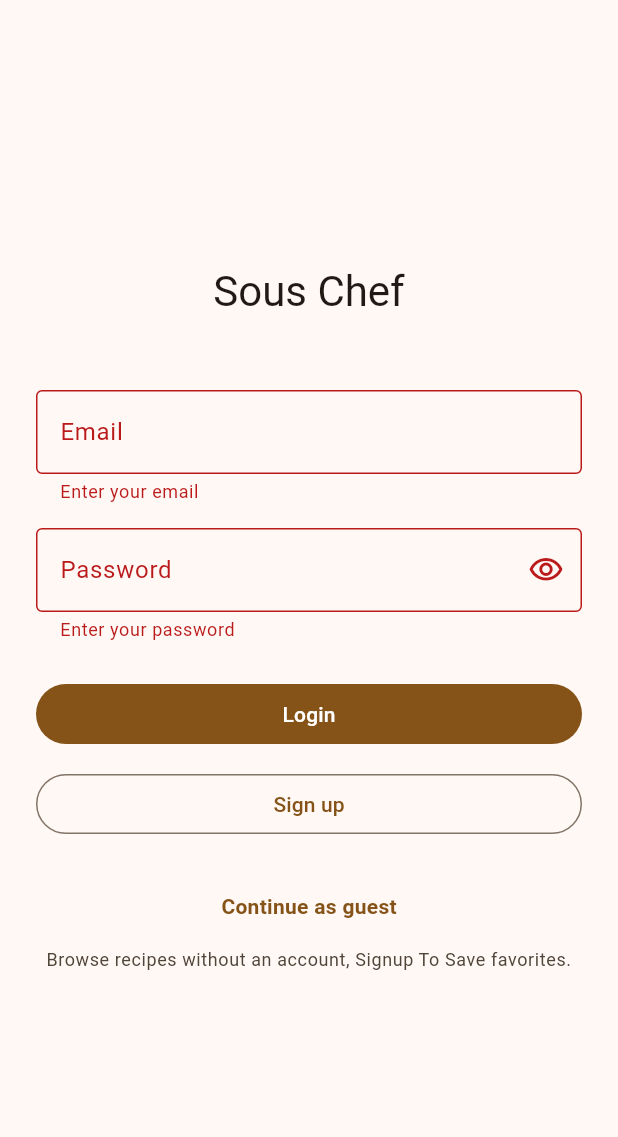
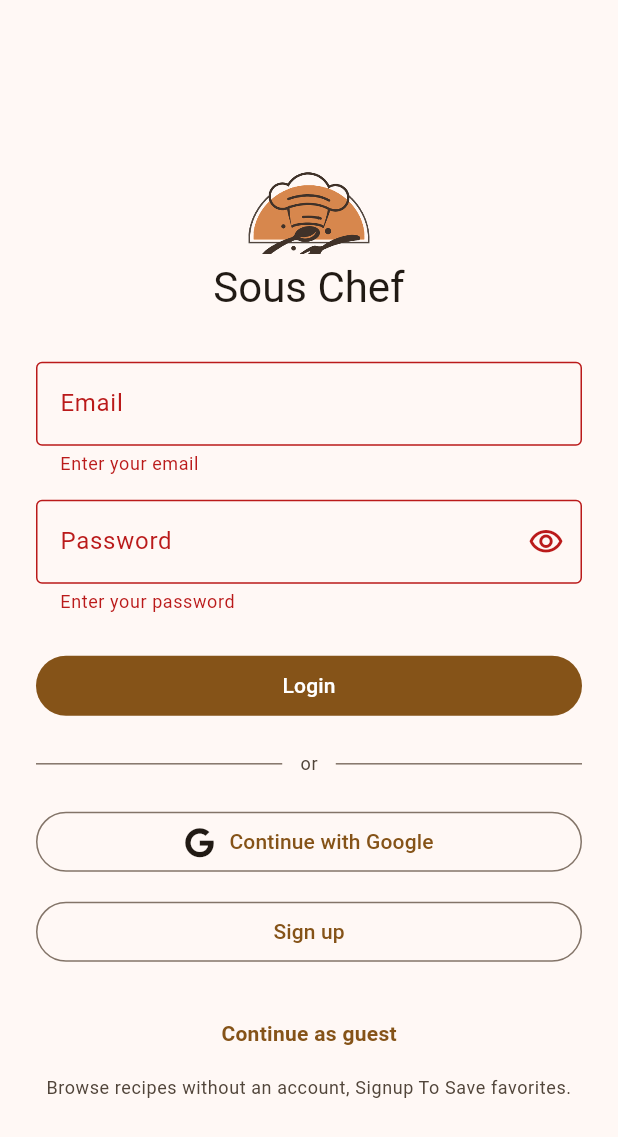
Before and after one commit to sanjayn2096/RecipeAI-flutter, a Flutter app: the screen it shows after launch, after a tap on "Login", on a phone screen of 412 x 824 dp. Shown: the top 1137 px of the screen. Run offline on Flutter 3.47's test engine with Material 3 defaults, Android fonts, the phone set to English and light mode, and no system bars; our stand-ins replace cloud_firestore, firebase_auth, firebase_core, flutter_riverpod, font_awesome_flutter, go_router and 4 more; accounts and stored records are empty; project files that could hold a hidden picture were left out.

Commit message:
Added Google SSO and logo changes

```diff
--- a/lib/screens/home_shell_screen.dart
+++ b/lib/screens/home_shell_screen.dart
@@ -6,6 +6,7 @@ import '../core/pantry_items.dart';
 import '../view_models/home_view_model.dart';
 import '../view_models/recipe_view_model.dart';
 import '../widgets/favorite_recipes_list_view.dart';
+import '../widgets/sous_chef_brand.dart';
 import '../widgets/guest_signup_prompt.dart';
 import 'recipe_flow_screen.dart';
 
@@ -95,7 +96,9 @@ class _HomeShellScreenState extends State<HomeShellScreen> {
           appBar: _currentIndex == 1
               ? null
               : AppBar(
-                  title: Text(_appBarTitle),
+                  title: _currentIndex == 0
+                      ? const SousChefInlineTitle()
+                      : Text(_appBarTitle),
                   actions: [
                     if (!isGuest)
                       IconButton(
--- a/lib/screens/login_screen.dart
+++ b/lib/screens/login_screen.dart
@@ -1,7 +1,9 @@
 import 'package:flutter/material.dart';
+import 'package:font_awesome_flutter/font_awesome_flutter.dart';
 import 'package:go_router/go_router.dart';
 
-import '../core/app_strings.dart';
+import '../view_models/login_view_model.dart';
+import '../widgets/sous_chef_brand.dart';
 
 class LoginScreen extends StatefulWidget {
   const LoginScreen({
@@ -10,7 +12,7 @@ class LoginScreen extends StatefulWidget {
     required this.onSignupTap,
   });
 
-  final dynamic loginViewModel;
+  final LoginViewModel loginViewModel;
   final VoidCallback onSignupTap;
 
   @override
@@ -22,6 +24,7 @@ class _LoginScreenState extends State<LoginScreen> {
   final _passwordController = TextEditingController();
 
   bool _obscurePassword = true;
+  bool _googleSigningIn = false;
   String? _emailError;
   String? _passwordError;
 
@@ -99,12 +102,8 @@ class _LoginScreenState extends State<LoginScreen> {
             mainAxisAlignment: MainAxisAlignment.center,
             crossAxisAlignment: CrossAxisAlignment.stretch,
             children: [
-              Text(
-                AppStrings.appName,
-                style: Theme.of(context).textTheme.headlineMedium,
-                textAlign: TextAlign.center,
-              ),
-              const SizedBox(height: 48),
+              const SousChefLoginHeader(),
+              const SizedBox(height: 32),
               TextField(
                 controller: _emailController,
                 decoration: InputDecoration(
@@ -180,6 +179,47 @@ class _LoginScreenState extends State<LoginScreen> {
                 onPressed: () => _submitLogin(context),
                 child: const Text('Login'),
               ),
+              const SizedBox(height: 20),
+              Row(
+                children: [
+                  Expanded(child: Divider(color: Theme.of(context).dividerColor)),
+                  Padding(
+                    padding: const EdgeInsets.symmetric(horizontal: 12),
+                    child: Text(
+                      'or',
+                      style: Theme.of(context).textTheme.bodySmall?.copyWith(
+                            color: Theme.of(context).colorScheme.onSurfaceVariant,
+                          ),
+                    ),
+                  ),
+                  Expanded(child: Divider(color: Theme.of(context).dividerColor)),
+                ],
+              ),
+              const SizedBox(height: 20),
+              OutlinedButton(
+                onPressed: _googleSigningIn
+                    ? null
+                    : () => _submitGoogleSignIn(context),
+                child: _googleSigningIn
+                    ? const SizedBox(
+                        height: 22,
+                        width: 22,
+                        child: CircularProgressIndicator(strokeWidth: 2),
+                      )
+                    : Row(
+                        mainAxisAlignment: MainAxisAlignment.center,
+                        mainAxisSize: MainAxisSize.min,
+                        children: [
+                          FaIcon(
+                            FontAwesomeIcons.google,
+                            size: 20,
+                            color: Theme.of(context).colorScheme.onSurface,
+                          ),
+                          const SizedBox(width: 10),
+                          const Text('Continue with Google'),
+                        ],
+                      ),
+              ),
               const SizedBox(height: 12),
               OutlinedButton(
                 onPressed: widget.onSignupTap,
@@ -235,4 +275,11 @@ class _LoginScreenState extends State<LoginScreen> {
       // Navigation handled by parent
     }
   }
+
+  Future<void> _submitGoogleSignIn(BuildContext context) async {
+    setState(() => _googleSigningIn = true);
+    widget.loginViewModel.clearError();
+    await widget.loginViewModel.signInWithGoogle();
+    if (mounted) setState(() => _googleSigningIn = false);
+  }
 }
--- a/lib/screens/signup_screen.dart
+++ b/lib/screens/signup_screen.dart
@@ -1,4 +1,6 @@
 import 'package:flutter/material.dart';
+
+import '../widgets/sous_chef_brand.dart';
 
 class SignupScreen extends StatefulWidget {
   const SignupScreen({
@@ -145,6 +147,8 @@ class _SignupScreenState extends State<SignupScreen> {
                         child: Column(
                           crossAxisAlignment: CrossAxisAlignment.stretch,
                           children: [
+              const SousChefLoginHeader(),
+              const SizedBox(height: 32),
               TextField(
                 controller: _emailController,
                 decoration: InputDecoration(
--- a/lib/screens/splash_screen.dart
+++ b/lib/screens/splash_screen.dart
@@ -2,7 +2,7 @@ import 'package:flutter/foundation.dart';
 import 'package:flutter/material.dart';
 import 'package:go_router/go_router.dart';
 
-import '../core/app_strings.dart';
+import '../widgets/sous_chef_brand.dart';
 
 class SplashScreen extends StatefulWidget {
   const SplashScreen({super.key, required this.loginViewModel});
@@ -51,18 +51,12 @@ class _SplashScreenState extends State<SplashScreen> {
   @override
   Widget build(BuildContext context) {
     return Scaffold(
-      body: Center(
-        child: Column(
-          mainAxisAlignment: MainAxisAlignment.center,
-          children: [
-            const CircularProgressIndicator(),
-            const SizedBox(height: 24),
-            Text(
-              AppStrings.sendingTastyRecipes,
-              style: Theme.of(context).textTheme.titleMedium,
-              textAlign: TextAlign.center,
-            ),
-          ],
+      body: SafeArea(
+        child: Center(
+          child: Padding(
+            padding: const EdgeInsets.symmetric(horizontal: 24),
+            child: SousChefSplashContent(),
+          ),
         ),
       ),
     );
--- /dev/null
+++ b/lib/widgets/sous_chef_brand.dart
@@ -0,0 +1,115 @@
+import 'package:flutter/material.dart';
+
+import '../core/app_strings.dart';
+
+/// Asset path for the Sous Chef logo (square PNG: mark + wordmark + tagline).
+const String kSousChefLogoAsset = 'assets/sous_chef_logo.png';
+
+/// Fraction of [kSousChefLogoAsset] height used for the icon-only mark (top portion).
+const double _kLogoMarkHeightFactor = 0.56;
+
+/// Chef hat + utensils only — top slice of the square logo, for inline headers.
+class SousChefLogoMark extends StatelessWidget {
+  const SousChefLogoMark({super.key, this.size = 45});
+
+  final double size;
+
+  @override
+  Widget build(BuildContext context) {
+    // Width-only box: [Align.heightFactor] sizes height to the visible slice only
+    // (avoids a tall empty band under the clipped graphic).
+    return SizedBox(
+      width: size,
+      child: ClipRect(
+        child: Align(
+          alignment: Alignment.topCenter,
+          heightFactor: _kLogoMarkHeightFactor,
+          child: Image.asset(
+            kSousChefLogoAsset,
+            width: size * 1.15,
+            fit: BoxFit.fitWidth,
+            filterQuality: FilterQuality.high,
+          ),
+        ),
+      ),
+    );
+  }
+}
+
+/// Chef mark centered above the app name (e.g. login / sign-up).
+class SousChefLoginHeader extends StatelessWidget {
+  const SousChefLoginHeader({super.key, this.markSize = 140});
+
+  final double markSize;
+
+  @override
+  Widget build(BuildContext context) {
+    final theme = Theme.of(context);
+    return Column(
+      children: [
+        Center(
+          child: SousChefLogoMark(size: markSize),
+        ),
+        const SizedBox(height: 4),
+        Text(
+          AppStrings.appName,
+          style: theme.textTheme.headlineMedium,
+          textAlign: TextAlign.center,
+        ),
+      ],
+    );
+  }
+}
+
+/// Mark + "Sous Chef" in a row for [AppBar.title] (avoids duplicating text in the full logo PNG).
+class SousChefInlineTitle extends StatelessWidget {
+  const SousChefInlineTitle({super.key, this.markSize = 43});
+
+  final double markSize;
+
+  @override
+  Widget build(BuildContext context) {
+    final theme = Theme.of(context);
+    return Row(
+      mainAxisSize: MainAxisSize.min,
+      children: [
+        SousChefLogoMark(size: markSize),
+        const SizedBox(width: 10),
+        Text(
+          AppStrings.appName,
+          style: theme.textTheme.titleLarge?.copyWith(
+            fontWeight: FontWeight.w700,
+            letterSpacing: -0.3,
+          ),
+        ),
+      ],
+    );
+  }
+}
+
+/// Centered splash: full stacked logo (includes tagline in artwork) + loading.
+class SousChefSplashContent extends StatelessWidget {
+  const SousChefSplashContent({super.key});
+
+  @override
+  Widget build(BuildContext context) {
+    final maxW = MediaQuery.sizeOf(context).width - 48;
+    return Column(
+      mainAxisAlignment: MainAxisAlignment.center,
+      children: [
+        Image.asset(
+          kSousChefLogoAsset,
+          width: maxW.clamp(250, 400),
+          fit: BoxFit.contain,
+          filterQuality: FilterQuality.high,
+        ),
+        const SizedBox(height: 48),
+        const SizedBox(
+          width: 28,
+          height: 28,
+          child: CircularProgressIndicator(strokeWidth: 2.5),
+        ),
+      ],
+    );
+  }
+}
--- a/pubspec.yaml
+++ b/pubspec.yaml
@@ -14,6 +14,7 @@ dependencies:
   http: ^1.1.2
   firebase_core: ^3.8.0
   firebase_auth: ^5.3.0
+  google_sign_in: ^6.2.2
   cloud_firestore: ^5.6.0
   shared_preferences: ^2.2.2
   json_annotation: ^4.8.1
@@ -22,6 +23,7 @@ dependencies:
   hive_flutter: ^1.1.0
   uuid: ^4.5.1
   lottie: ^3.1.3
+  font_awesome_flutter: ^11.0.0
 
 dev_dependencies:
   flutter_test:
@@ -44,4 +46,5 @@ flutter:
   uses-material-design: true
   assets:
     - assets/recipe_placeholder.png
+    - assets/sous_chef_logo.png
     - assets/animations/cooking_animation.json
```
Also changed, not shown: lib/core/auth_error_message.dart (+31 -1 lines), lib/data/repositories/auth_repository.dart (+90 -10 lines), lib/screens/profile_screen.dart (+43 -1 lines), lib/view_models/home_view_model.dart (+16 -1 lines), lib/view_models/login_view_model.dart (+18 -0 lines), assets/sous_chef_logo.png (added), pubspec.lock, 2 other files.
